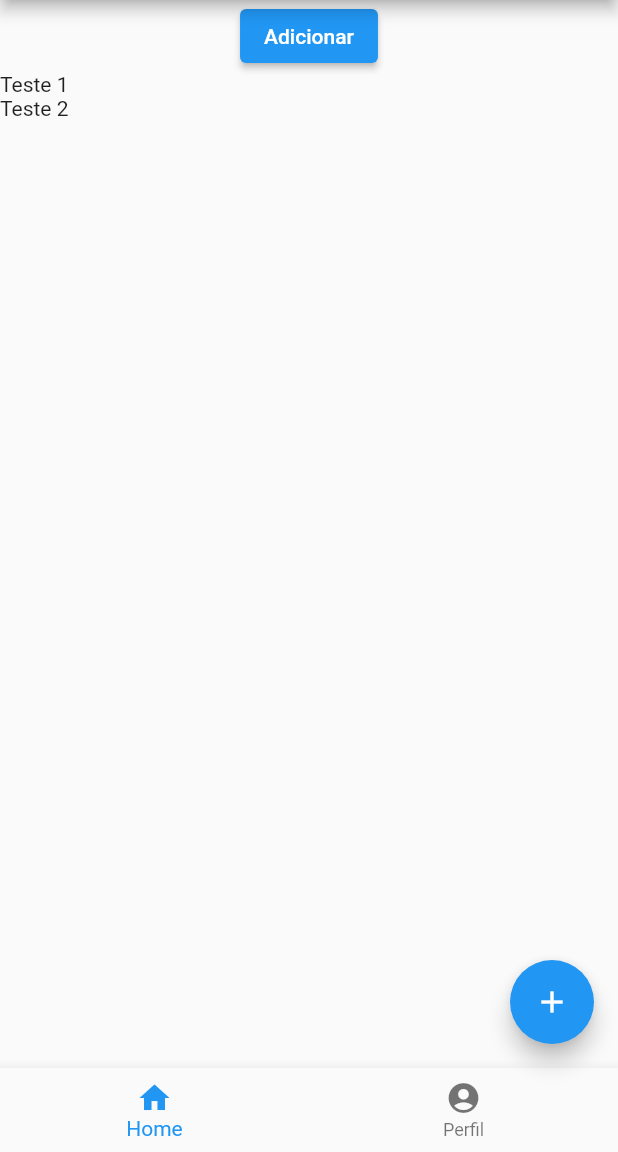
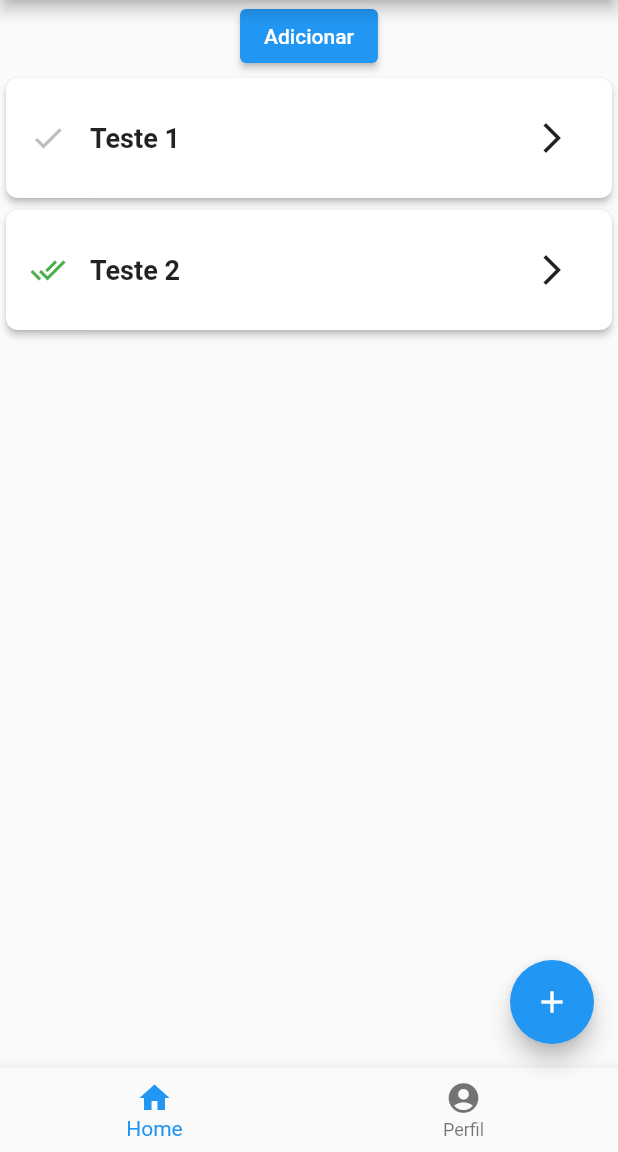
Before and after one commit to rafagets/school, a Flutter app: the screen it shows after launch, on a phone screen of 412 x 824 dp, the part 84-1236 px from its top. Run offline on Flutter 3.47's test engine with Material 2 defaults, Android fonts, the light colour scheme and no system bars.

Commit message:
feat(): aula 5

```diff
--- a/lib/pages/home/abas/afazes_tab.dart
+++ b/lib/pages/home/abas/afazes_tab.dart
@@ -2,6 +2,7 @@ import 'package:flutter/material.dart';
 import 'package:shcool/components/icon_button_component.dart';
 import 'package:shcool/components/spacer_component.dart';
 import 'package:shcool/entities/afazer_entity.dart';
+import 'package:shcool/pages/home/components/item_widget.dart';
 
 class AfazeresTab extends StatefulWidget {
   const AfazeresTab({
@@ -81,7 +82,12 @@ class _AfazeresTab extends State<AfazeresTab> {
                     handleExcluir(index);
                   }
                 },
-                child: Text(item.titulo),
+                child: ItemWidget(
+                  item: item,
+                  onPressed: () {
+                    handleAdicionar();
+                  },
+                ),
               );
             },
           ),
--- /dev/null
+++ b/lib/pages/home/components/item_widget.dart
@@ -0,0 +1,50 @@
+import 'package:flutter/material.dart';
+import 'package:shcool/components/icon_button_component.dart';
+import 'package:shcool/components/spacer_component.dart';
+import 'package:shcool/entities/afazer_entity.dart';
+
+class ItemWidget extends StatelessWidget {
+  final AfazerEntity item;
+  final Function() onPressed;
+
+  const ItemWidget({
+    super.key,
+    required this.item,
+    required this.onPressed,
+  });
+
+  Widget status() {
+    final icon = item.isConcluido == true ? Icons.done_all : Icons.done;
+    final color = item.isConcluido == true ? Colors.green : Colors.grey[400];
+    return Icon(icon, color: color);
+  }
+
+  @override
+  Widget build(BuildContext context) {
+    return SizedBox(
+      width: double.infinity,
+      child: Card(
+        elevation: 2.0,
+        shape: RoundedRectangleBorder(
+          borderRadius: BorderRadius.circular(8),
+        ),
+        child: Padding(
+          padding: const EdgeInsets.all(16.0),
+          child: Row(children: [
+            status(),
+            const SpacerComponent(isHorizontal: true),
+            Text(
+              item.titulo,
+              style: const TextStyle(fontSize: 18, fontWeight: FontWeight.bold),
+            ),
+            const SpacerComponent(isFull: true),
+            IconButtonComponent(
+              icon: Icons.arrow_forward_ios,
+              onPressed: onPressed,
+            )
+          ]),
+        ),
+      ),
+    );
+  }
+}
```
